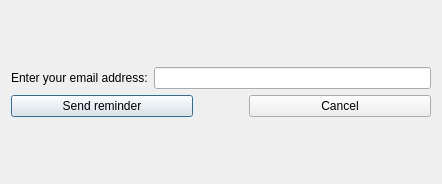
First picture: the form in forgotuserdatawindow.ui, repository NVKShop/nvk-client, before the edit.
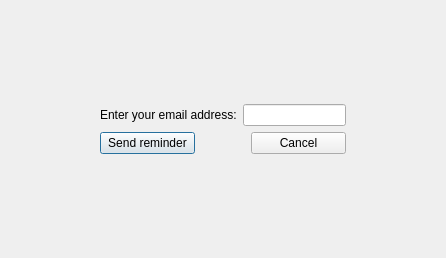
Second picture: the form after the edit.

What changed in the file:
```diff
--- a/forgotuserdatawindow.ui
+++ b/forgotuserdatawindow.ui
@@ -6,14 +6,26 @@
    <rect>
     <x>0</x>
     <y>0</y>
-    <width>442</width>
-    <height>184</height>
+    <width>446</width>
+    <height>258</height>
    </rect>
   </property>
   <property name="windowTitle">
    <string>Dialog</string>
   </property>
   <layout class="QGridLayout" name="gridLayout">
+   <property name="leftMargin">
+    <number>100</number>
+   </property>
+   <property name="topMargin">
+    <number>100</number>
+   </property>
+   <property name="rightMargin">
+    <number>100</number>
+   </property>
+   <property name="bottomMargin">
+    <number>100</number>
+   </property>
    <item row="0" column="0">
     <layout class="QVBoxLayout" name="verticalLayout">
      <item>
```
Left out of the diff: 2 changed lines with no effect on the pictures.
